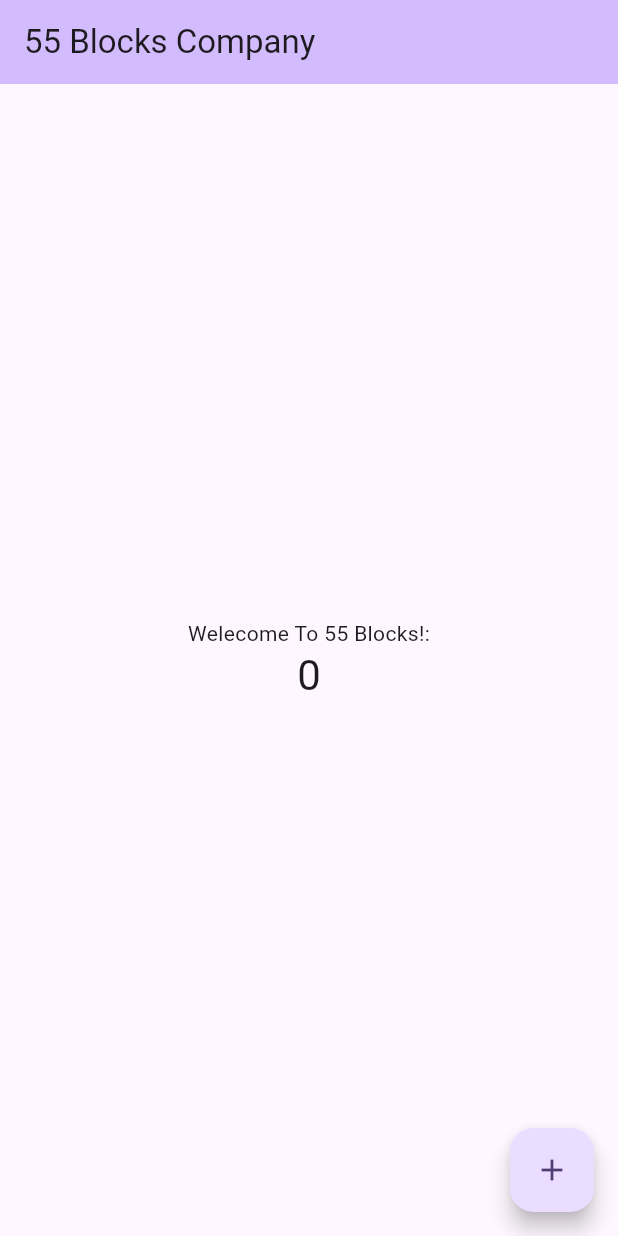
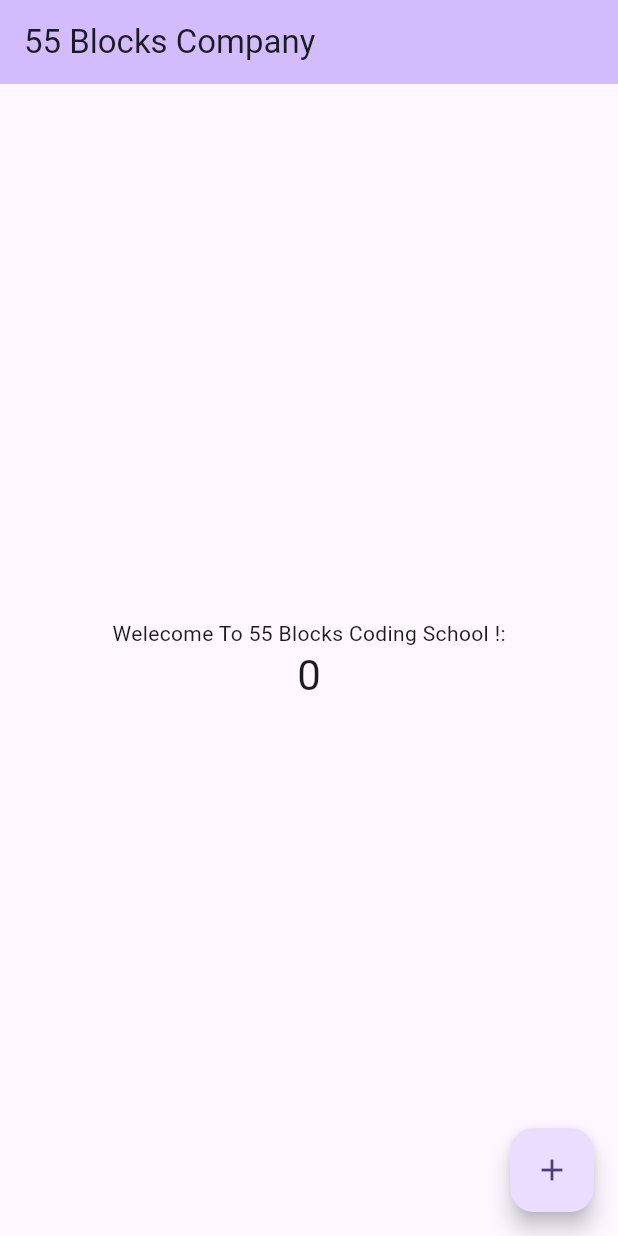
Before and after one commit to MICHAELKITH/Flutter_Course, a Flutter app: the screen it shows after launch, on a phone screen of 412 x 824 dp. Run offline on Flutter 3.47's test engine with Material 3 defaults, Android fonts, the phone set to English and light mode, and no system bars.

Commit message:
Intial commit

```diff
--- a/lib/main.dart
+++ b/lib/main.dart
@@ -106,7 +106,7 @@ class _MyHomePageState extends State<MyHomePage> {
           mainAxisAlignment: MainAxisAlignment.center,
           children: <Widget>[
             const Text(
-              'Welecome To 55 Blocks!:',
+              'Welecome To 55 Blocks Coding School !:',
             ),
             Text(
               '$_counter',
```
